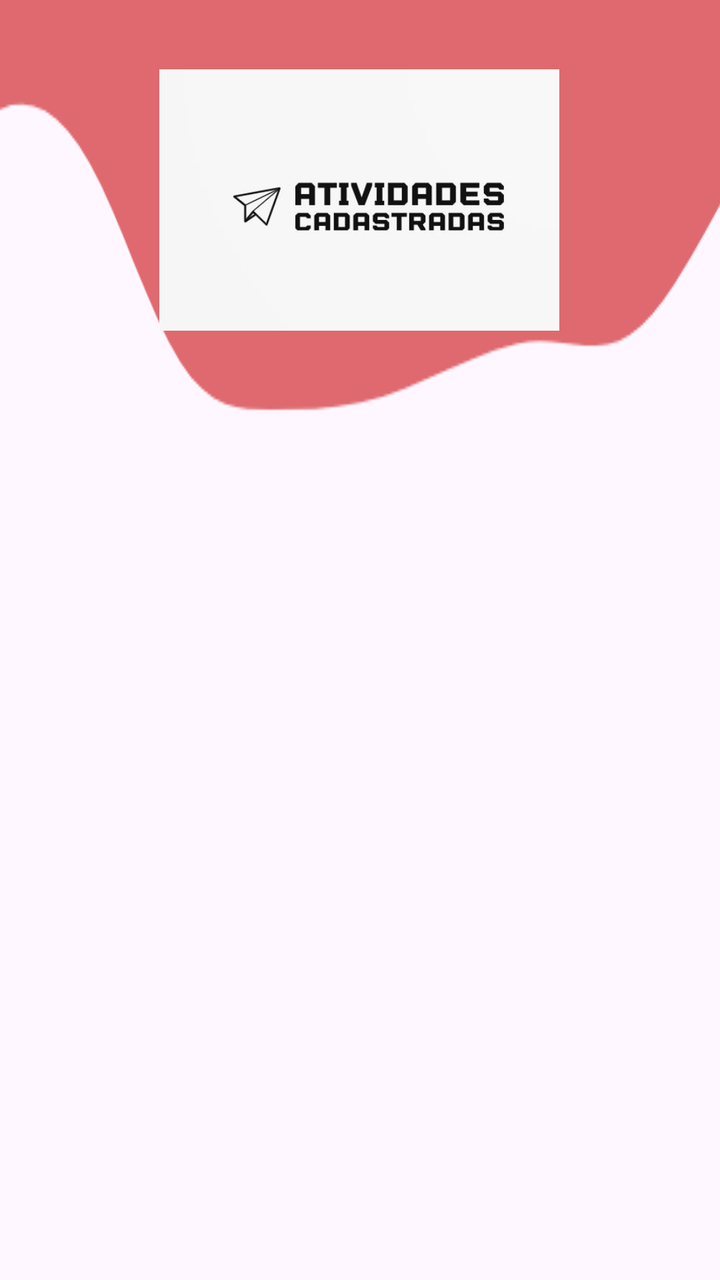
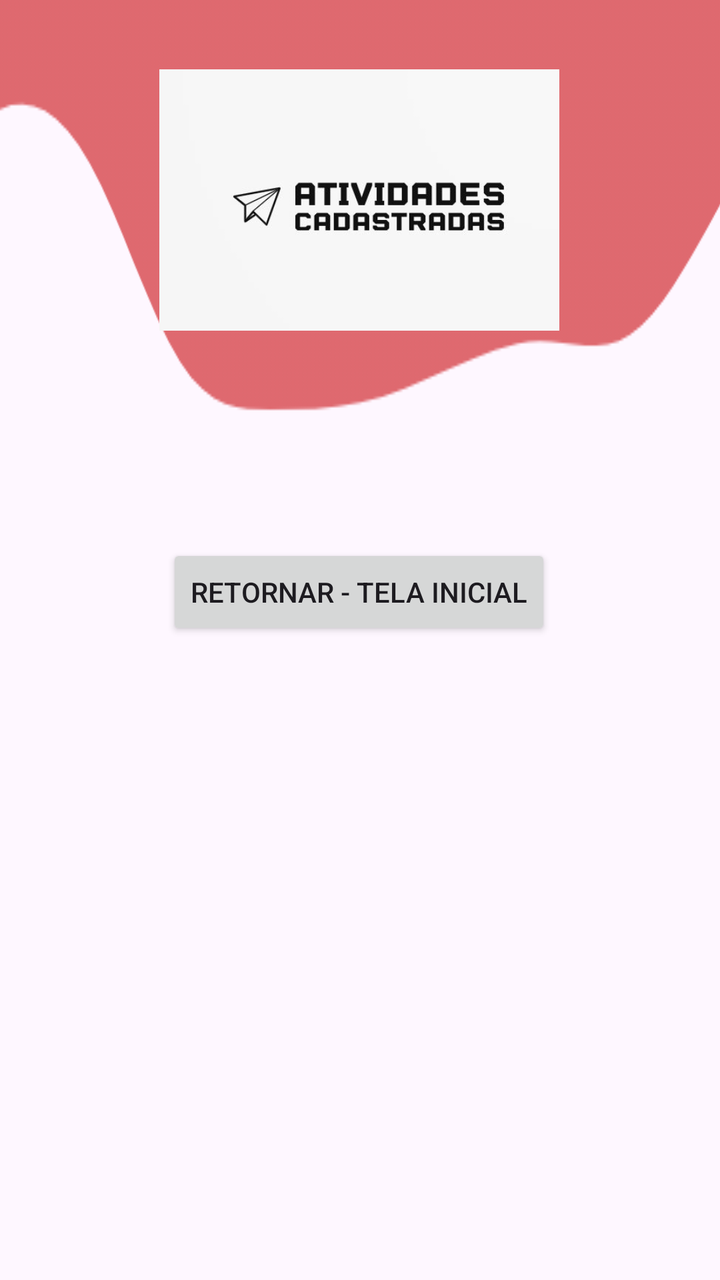

Before-and-after screenshots of an Android layout around one commit, followed by the original layout XML and the change that was made.
<!-- AndroidManifest.xml: application theme Theme.ProvaN1_23_2 -->
<!-- res/layout/activity_main_consulta.xml -->
<?xml version="1.0" encoding="utf-8"?>
<androidx.constraintlayout.widget.ConstraintLayout xmlns:android="http://schemas.android.com/apk/res/android"
    xmlns:app="http://schemas.android.com/apk/res-auto"
    xmlns:tools="http://schemas.android.com/tools"
    android:layout_width="match_parent"
    android:layout_height="match_parent"
    android:background="@drawable/wave"
    android:backgroundTint="#A3CD191E"
    tools:context=".MainActivityConsulta">


    <ListView
        android:id="@+id/listViewConsulta"
        android:layout_width="match_parent"
        android:layout_height="500dp"
        android:layout_marginStart="20dp"
        android:layout_marginTop="24dp"
        android:layout_marginEnd="20dp"
        android:dividerHeight="2dp"
        app:layout_constraintEnd_toEndOf="parent"
        app:layout_constraintStart_toStartOf="parent"
        app:layout_constraintTop_toBottomOf="@+id/imageView3" />

    <Button
        android:id="@+id/buttonRetorna"
        style="@style/Widget.AppCompat.Button"
        android:layout_width="wrap_content"
        android:layout_height="wrap_content"
        android:layout_marginTop="48dp"
        android:text="Retornar - Tela Inicial"
        app:layout_constraintEnd_toEndOf="parent"
        app:layout_constraintHorizontal_bias="0.497"
        app:layout_constraintStart_toStartOf="parent"
        app:layout_constraintTop_toBottomOf="@+id/listViewConsulta" />

    <ImageView
        android:id="@+id/imageView3"
        android:layout_width="200dp"
        android:layout_height="200dp"
        app:layout_constraintEnd_toEndOf="parent"
        app:layout_constraintHorizontal_bias="0.498"
        app:layout_constraintStart_toStartOf="parent"
        app:layout_constraintTop_toTopOf="parent"
        app:srcCompat="@drawable/ativ" />

</androidx.constraintlayout.widget.ConstraintLayout>
<!-- resources referenced by this layout -->
<resources>
  <!-- drawable ativ: png bitmap (drawable, 23503 bytes) -->
  <!-- drawable wave: png bitmap (drawable, 23496 bytes) -->
  <style name="Theme.ProvaN1_23_2" parent="Base.Theme.ProvaN1_23_2" />
  <style name="Base.Theme.ProvaN1_23_2" parent="Theme.Material3.DayNight.NoActionBar">
          
          
      </style>
</resources>

<!-- the commit's change to res/layout/activity_main_consulta.xml (unified diff, before → after) -->
@@ -12,7 +12,7 @@
     <ListView
         android:id="@+id/listViewConsulta"
         android:layout_width="match_parent"
-        android:layout_height="500dp"
+        android:layout_height="wrap_content"
         android:layout_marginStart="20dp"
         android:layout_marginTop="24dp"
         android:layout_marginEnd="20dp"
